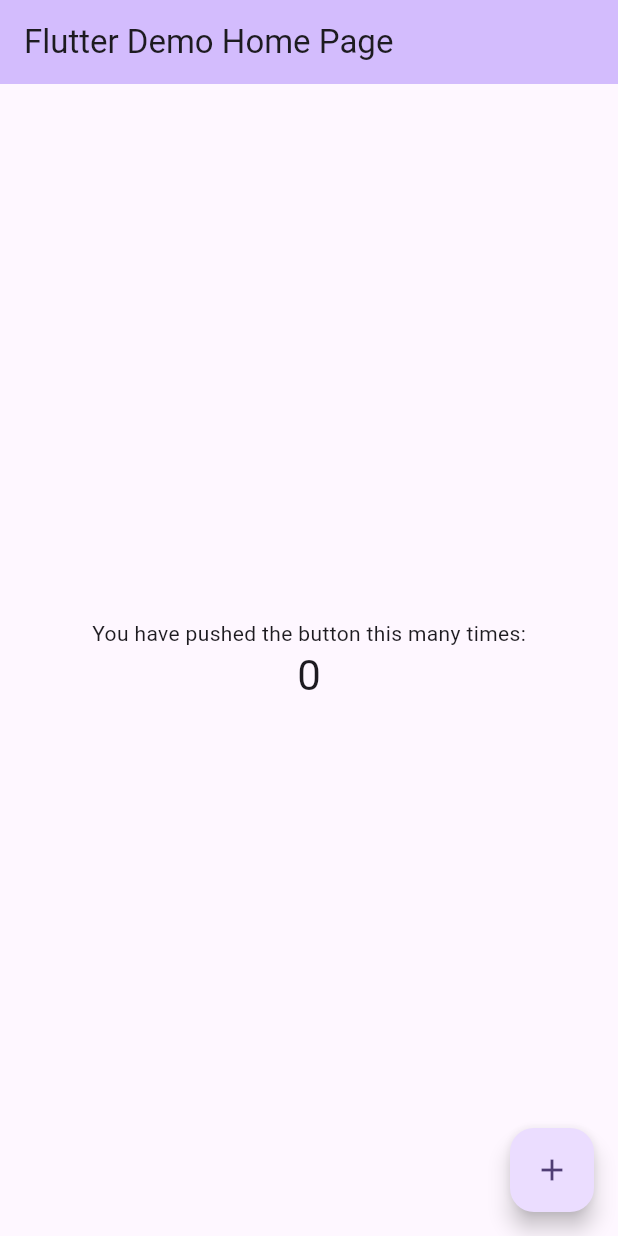
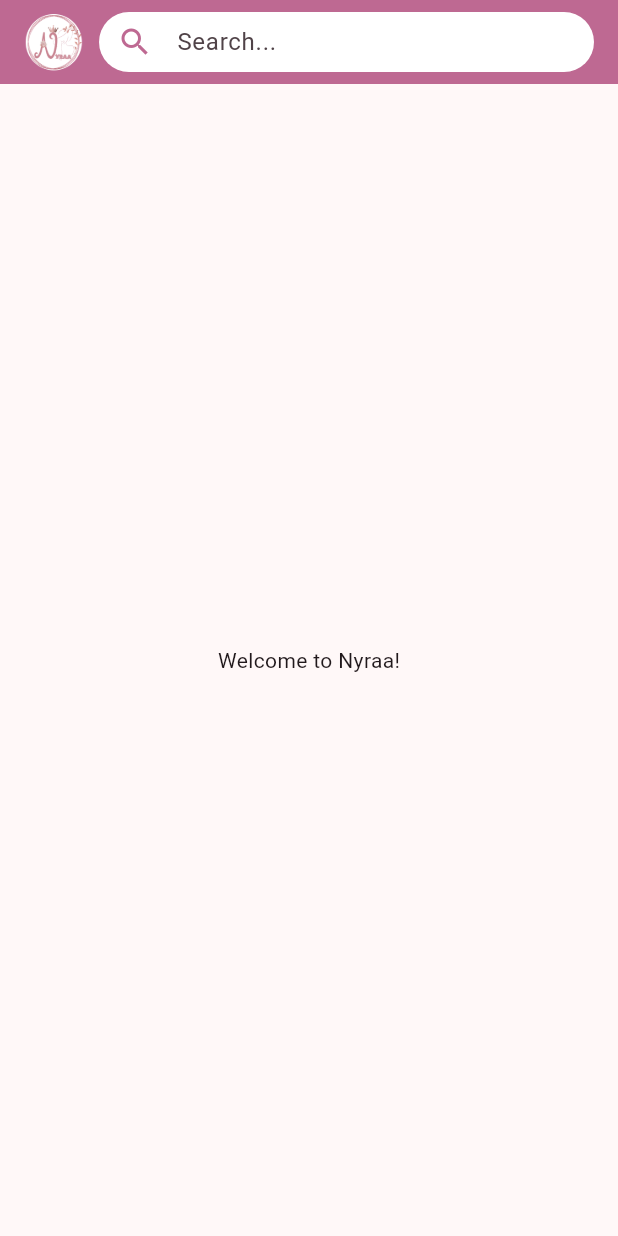
Before and after one commit to Jayamdeveloper2/nyraa_app, a Flutter app: the screen it shows after launch, on a phone screen of 412 x 824 dp. Run offline on Flutter 3.47's test engine with Material 3 defaults, Android fonts, the phone set to English and light mode, and no system bars.

Commit message:
splashscreen
update the splash screen with image section and contents under the logo and navigate to home page . in that page with logo and search bar

```diff
--- a/lib/main.dart
+++ b/lib/main.dart
@@ -1,4 +1,5 @@
 import 'package:flutter/material.dart';
+import './splashscreens/splash_screen.dart';
 
 void main() {
   runApp(const MyApp());
@@ -7,116 +8,15 @@ void main() {
 class MyApp extends StatelessWidget {
   const MyApp({super.key});
 
-  // This widget is the root of your application.
   @override
   Widget build(BuildContext context) {
     return MaterialApp(
-      title: 'Flutter Demo',
+      title: 'Nyraa',
       theme: ThemeData(
-        // This is the theme of your application.
-        //
-        // TRY THIS: Try running your application with "flutter run". You'll see
-        // the application has a purple toolbar. Then, without quitting the app,
-        // try changing the seedColor in the colorScheme below to Colors.green
-        // and then invoke "hot reload" (save your changes or press the "hot
-        // reload" button in a Flutter-supported IDE, or press "r" if you used
-        // the command line to start the app).
-        //
-        // Notice that the counter didn't reset back to zero; the application
-        // state is not lost during the reload. To reset the state, use hot
-        // restart instead.
-        //
-        // This works for code too, not just values: Most code changes can be
-        // tested with just a hot reload.
-        colorScheme: ColorScheme.fromSeed(seedColor: Colors.deepPurple),
+        colorScheme: ColorScheme.fromSeed(seedColor: const Color(0xFFBE6992)),
+        useMaterial3: true,
       ),
-      home: const MyHomePage(title: 'Flutter Demo Home Page'),
+      home: const SplashScreen(),
     );
   }
 }
-
-class MyHomePage extends StatefulWidget {
-  const MyHomePage({super.key, required this.title});
-
-  // This widget is the home page of your application. It is stateful, meaning
-  // that it has a State object (defined below) that contains fields that affect
-  // how it looks.
-
-  // This class is the configuration for the state. It holds the values (in this
-  // case the title) provided by the parent (in this case the App widget) and
-  // used by the build method of the State. Fields in a Widget subclass are
-  // always marked "final".
-
-  final String title;
-
-  @override
-  State<MyHomePage> createState() => _MyHomePageState();
-}
-
-class _MyHomePageState extends State<MyHomePage> {
-  int _counter = 0;
-
-  void _incrementCounter() {
-    setState(() {
-      // This call to setState tells the Flutter framework that something has
-      // changed in this State, which causes it to rerun the build method below
-      // so that the display can reflect the updated values. If we changed
-      // _counter without calling setState(), then the build method would not be
-      // called again, and so nothing would appear to happen.
-      _counter++;
-    });
-  }
-
-  @override
-  Widget build(BuildContext context) {
-    // This method is rerun every time setState is called, for instance as done
-    // by the _incrementCounter method above.
-    //
-    // The Flutter framework has been optimized to make rerunning build methods
-    // fast, so that you can just rebuild anything that needs updating rather
-    // than having to individually change instances of widgets.
-    return Scaffold(
-      appBar: AppBar(
-        // TRY THIS: Try changing the color here to a specific color (to
-        // Colors.amber, perhaps?) and trigger a hot reload to see the AppBar
-        // change color while the other colors stay the same.
-        backgroundColor: Theme.of(context).colorScheme.inversePrimary,
-        // Here we take the value from the MyHomePage object that was created by
-        // the App.build method, and use it to set our appbar title.
-        title: Text(widget.title),
-      ),
-      body: Center(
-        // Center is a layout widget. It takes a single child and positions it
-        // in the middle of the parent.
-        child: Column(
-          // Column is also a layout widget. It takes a list of children and
-          // arranges them vertically. By default, it sizes itself to fit its
-          // children horizontally, and tries to be as tall as its parent.
-          //
-          // Column has various properties to control how it sizes itself and
-          // how it positions its children. Here we use mainAxisAlignment to
-          // center the children vertically; the main axis here is the vertical
-          // axis because Columns are vertical (the cross axis would be
-          // horizontal).
-          //
-          // TRY THIS: Invoke "debug painting" (choose the "Toggle Debug Paint"
-          // action in the IDE, or press "p" in the console), to see the
-          // wireframe for each widget.
-          mainAxisAlignment: MainAxisAlignment.center,
-          children: <Widget>[
-            const Text('You have pushed the button this many times:'),
-            Text(
-              '$_counter',
-              style: Theme.of(context).textTheme.headlineMedium,
-            ),
-          ],
-        ),
-      ),
-      floatingActionButton: FloatingActionButton(
-        onPressed: _incrementCounter,
-        tooltip: 'Increment',
-        child: const Icon(Icons.add),
-      ), // This trailing comma makes auto-formatting nicer for build methods.
-    );
-  }
-}
--- /dev/null
+++ b/lib/pages/home_page.dart
@@ -0,0 +1,48 @@
+import 'package:flutter/material.dart';
+
+class HomePage extends StatelessWidget {
+  const HomePage({super.key});
+
+  @override
+  Widget build(BuildContext context) {
+    return Scaffold(
+      appBar: AppBar(
+        backgroundColor: const Color(0xFFBE6992),
+        title: Row(
+          mainAxisAlignment: MainAxisAlignment.spaceBetween,
+          children: [
+            Image.asset(
+              'assets/images/newlogo.png',
+              width: 40,
+              height: 40,
+            ),
+            const SizedBox(width: 10),
+            Expanded(
+              child: Container(
+                height: 40,
+                decoration: BoxDecoration(
+                  color: Colors.white,
+                  borderRadius: BorderRadius.circular(20),
+                ),
+                child: TextField(
+                  decoration: InputDecoration(
+                    hintText: 'Search...',
+                    prefixIcon: const Icon(
+                      Icons.search,
+                      color: Color(0xFFBE6992),
+                    ),
+                    border: InputBorder.none,
+                    contentPadding: const EdgeInsets.symmetric(vertical: 10),
+                  ),
+                ),
+              ),
+            ),
+          ],
+        ),
+      ),
+      body: const Center(
+        child: Text('Welcome to Nyraa!'),
+      ),
+    );
+  }
+}
```
Also changed, not shown: lib/splashscreens/splash_screen.dart (added, +59 -0 lines), pubspec.yaml (+5 -4 lines), assets/images/newlogo.png (added), assets/images/nyraalogo.png (added).
